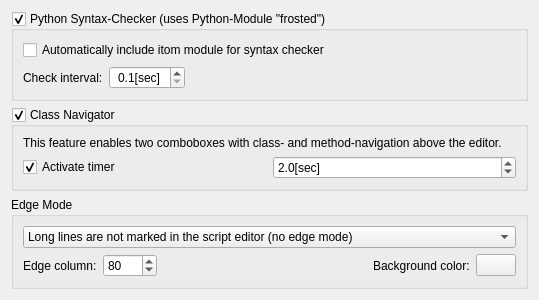
First picture: the form in Qitom/ui/widgetPropEditorScripts.ui, repository itom-project/itom, before the edit.
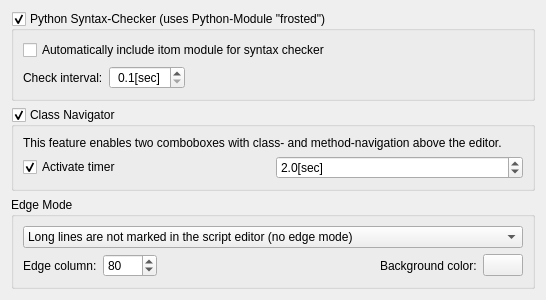
Second picture: the form after the edit. Custom widgets are drawn as their Qt base class.

Patch:
```diff
--- a/Qitom/ui/widgetPropEditorScripts.ui
+++ b/Qitom/ui/widgetPropEditorScripts.ui
@@ -6,8 +6,8 @@
    <rect>
     <x>0</x>
     <y>0</y>
-    <width>474</width>
-    <height>279</height>
+    <width>479</width>
+    <height>281</height>
    </rect>
   </property>
   <property name="windowTitle">
@@ -171,7 +171,7 @@
         </item>
         <item>
          <property name="text">
-          <string>A vertical line is drawn at a given column position (recommended for monspace fonts)</string>
+          <string>A vertical line is drawn at a given column position (recommended for monospace fonts)</string>
          </property>
         </item>
         <item>
```
